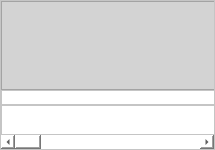
First picture: the form in testAnimTimeline/animtimeline.ui, repository hiergaut/AnimTimeline, before the edit.
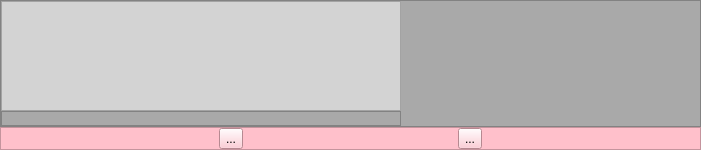
Second picture: the form after the edit. Custom widgets are drawn as their Qt base class.

Commit message: first timeline prototype design completed

Diff of the .ui file:
```diff
--- a/testAnimTimeline/animtimeline.ui
+++ b/testAnimTimeline/animtimeline.ui
@@ -6,7 +6,7 @@
    <rect>
     <x>0</x>
     <y>0</y>
-    <width>215</width>
+    <width>701</width>
     <height>150</height>
    </rect>
   </property>
@@ -35,6 +35,9 @@
    <string notr="true">background: white</string>
   </property>
   <layout class="QVBoxLayout" name="verticalLayout">
+   <property name="spacing">
+    <number>0</number>
+   </property>
    <property name="leftMargin">
     <number>0</number>
    </property>
@@ -55,8 +58,20 @@
        <verstretch>0</verstretch>
       </sizepolicy>
      </property>
+     <property name="tabletTracking">
+      <bool>false</bool>
+     </property>
+     <property name="styleSheet">
+      <string notr="true">background: darkgray</string>
+     </property>
+     <property name="frameShape">
+      <enum>QFrame::StyledPanel</enum>
+     </property>
+     <property name="frameShadow">
+      <enum>QFrame::Sunken</enum>
+     </property>
      <property name="horizontalScrollBarPolicy">
-      <enum>Qt::ScrollBarAlwaysOn</enum>
+      <enum>Qt::ScrollBarAsNeeded</enum>
      </property>
      <property name="widgetResizable">
       <bool>true</bool>
@@ -66,22 +81,40 @@
        <rect>
         <x>0</x>
         <y>0</y>
-        <width>2000</width>
-        <height>135</height>
+        <width>400</width>
+        <height>125</height>
        </rect>
       </property>
       <property name="sizePolicy">
-       <sizepolicy hsizetype="Maximum" vsizetype="Preferred">
+       <sizepolicy hsizetype="Fixed" vsizetype="Preferred">
         <horstretch>0</horstretch>
         <verstretch>0</verstretch>
        </sizepolicy>
       </property>
+      <property name="minimumSize">
+       <size>
+        <width>400</width>
+        <height>0</height>
+       </size>
+      </property>
       <property name="maximumSize">
        <size>
-        <width>2000</width>
+        <width>16777215</width>
         <height>16777215</height>
        </size>
       </property>
+      <property name="sizeIncrement">
+       <size>
+        <width>0</width>
+        <height>0</height>
+       </size>
+      </property>
+      <property name="baseSize">
+       <size>
+        <width>0</width>
+        <height>0</height>
+       </size>
+      </property>
       <layout class="QVBoxLayout" name="verticalLayout_3">
        <property name="spacing">
         <number>0</number>
@@ -101,20 +134,20 @@
        <item>
         <widget class="QFrameSelector" name="frame_selector">
          <property name="sizePolicy">
-          <sizepolicy hsizetype="Maximum" vsizetype="Preferred">
+          <sizepolicy hsizetype="Expanding" vsizetype="Preferred">
            <horstretch>0</horstretch>
            <verstretch>0</verstretch>
           </sizepolicy>
          </property>
          <property name="minimumSize">
           <size>
-           <width>2000</width>
+           <width>0</width>
            <height>0</height>
           </size>
          </property>
          <property name="maximumSize">
           <size>
-           <width>800</width>
+           <width>16777215</width>
            <height>16777215</height>
           </size>
          </property>
@@ -157,6 +190,10 @@
          </property>
         </widget>
        </item>
+      </layout>
+     </widget>
+    </widget>
+   </item>
        <item>
         <widget class="QFrame" name="frame_buttons">
          <property name="sizePolicy">
@@ -165,12 +202,15 @@
            <verstretch>0</verstretch>
           </sizepolicy>
          </property>
-         <property name="maximumSize">
+     <property name="minimumSize">
           <size>
-           <width>16777215</width>
-           <height>30</height>
-          </size>
-         </property>
+       <width>0</width>
+       <height>20</height>
+      </size>
+     </property>
+     <property name="styleSheet">
+      <string notr="true">background: pink</string>
+     </property>
          <property name="frameShape">
           <enum>QFrame::StyledPanel</enum>
          </property>
@@ -193,19 +233,30 @@
           </item>
           <item>
            <widget class="QToolButton" name="toolButton">
+        <property name="sizePolicy">
+         <sizepolicy hsizetype="Fixed" vsizetype="Fixed">
+          <horstretch>0</horstretch>
+          <verstretch>0</verstretch>
+         </sizepolicy>
+        </property>
+        <property name="minimumSize">
+         <size>
+          <width>10</width>
+          <height>10</height>
+         </size>
+        </property>
             <property name="text">
              <string>...</string>
             </property>
+        <property name="iconSize">
+         <size>
+          <width>10</width>
+          <height>10</height>
+         </size>
+        </property>
            </widget>
           </item>
          </layout>
-        </widget>
-       </item>
-      </layout>
-      <zorder>frame_buttons</zorder>
-      <zorder>frame_selector</zorder>
-      <zorder>frame_timescale</zorder>
-     </widget>
     </widget>
    </item>
   </layout>
```
Lines whose indentation alone changed are shown as unchanged. The commit also changes 1 other file.
